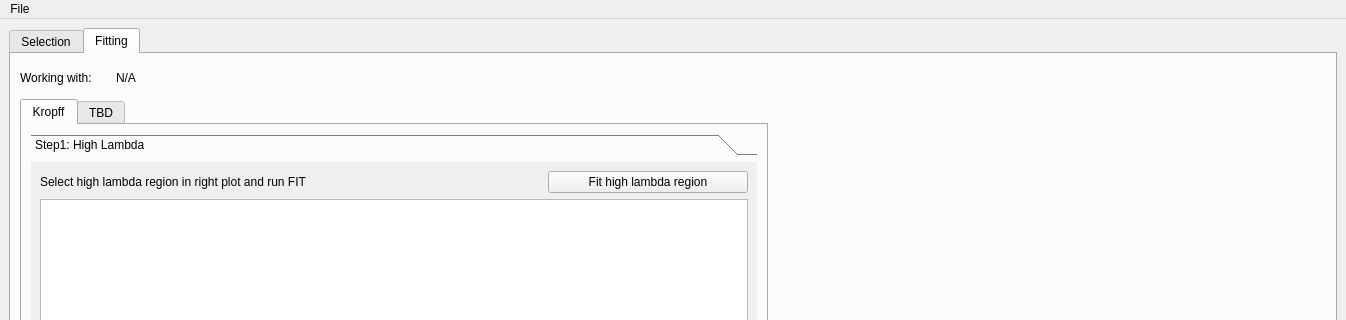
neutronimaging/python_notebooks, file ui/ui_bragg_edge_peak_fitting.ui: the form before one commit; both pictures show x 0 to 1346 and y 0 to 320 of the 1346 by 854 pixel window.
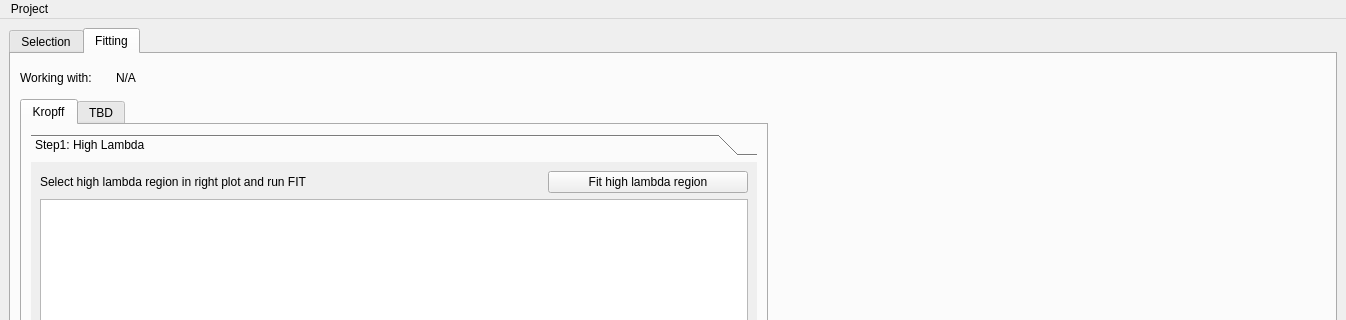
The form after the commit. The open tabs and pages were chosen to show the change.

Commit message: Switching fitting toolbox update the plot

```diff
--- a/ui/ui_bragg_edge_peak_fitting.ui
+++ b/ui/ui_bragg_edge_peak_fitting.ui
@@ -919,7 +919,7 @@
    </property>
    <widget class="QMenu" name="menuImport_Export">
     <property name="title">
-     <string>File</string>
+     <string>Project</string>
     </property>
     <addaction name="actionImport"/>
     <addaction name="actionExport"/>
```
Left out of the diff: 19 changed lines with no effect on the pictures. The commit also changes 1 other file.
